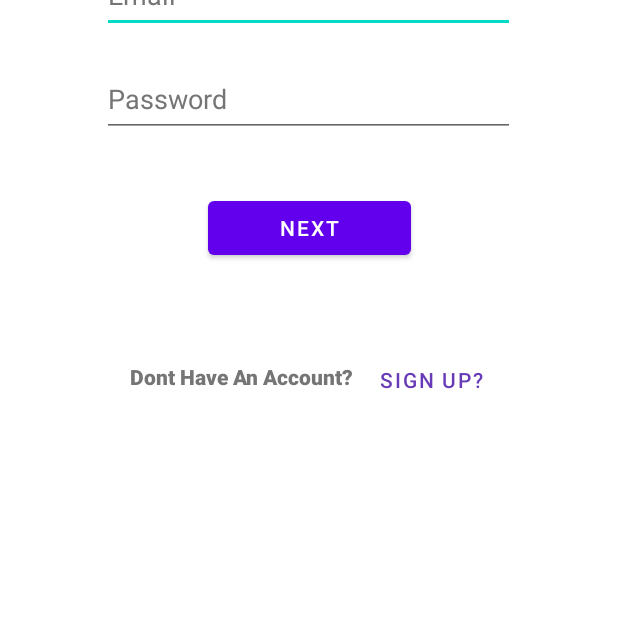
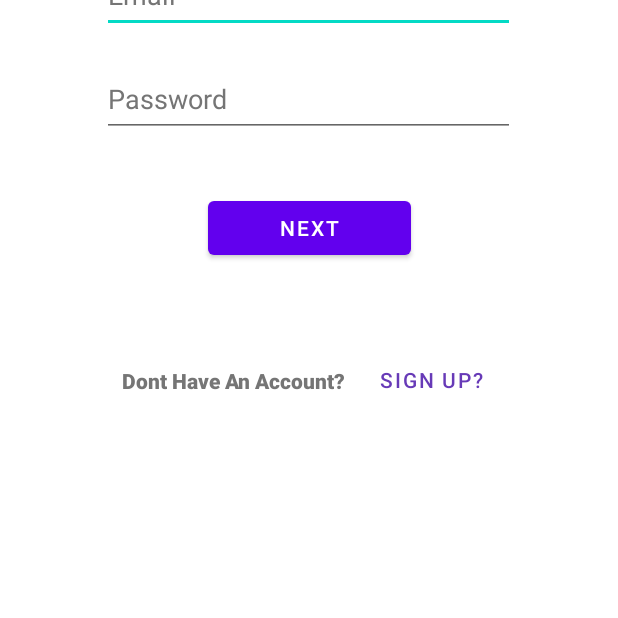
Before and after one commit to aks-456/b07-project, an Android app: the screen it shows after launch (login_activity), on a phone screen of 412 x 824 dp, the part 618-1236 px from its top. Run offline under Robolectric (Android 15) with nearby library versions, the phone set to English and light mode, and no system bars; our stand-ins replace Firebase (no records; nobody signed in at launch, a user with empty details on screens opened directly).

Commit message:
UI change

```diff
--- a/B07Project/app/src/main/res/layout/activity_login.xml
+++ b/B07Project/app/src/main/res/layout/activity_login.xml
@@ -94,8 +94,9 @@
         android:textColor="#757575"
         app:layout_constraintBottom_toBottomOf="@+id/toSignUp"
         app:layout_constraintEnd_toStartOf="@+id/toSignUp"
+        app:layout_constraintHorizontal_bias="1.0"
         app:layout_constraintStart_toStartOf="parent"
         app:layout_constraintTop_toTopOf="@+id/toSignUp"
-        app:layout_constraintVertical_bias="0.413" />
+        app:layout_constraintVertical_bias="0.517" />
 
 </androidx.constraintlayout.widget.ConstraintLayout>
```
